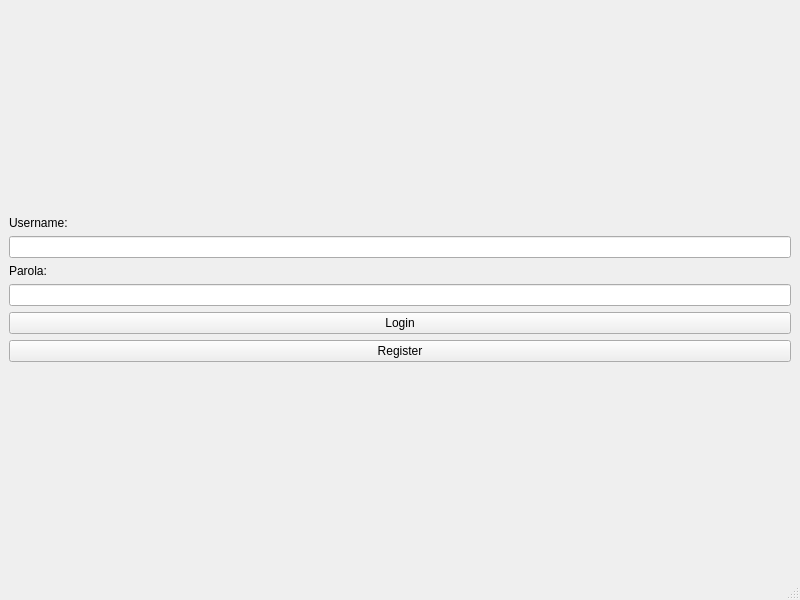
This is Client/mainwindow.ui in Denisucu1/ProjectModernCpp as Qt 5 draws it before an edit. The edited form follows.
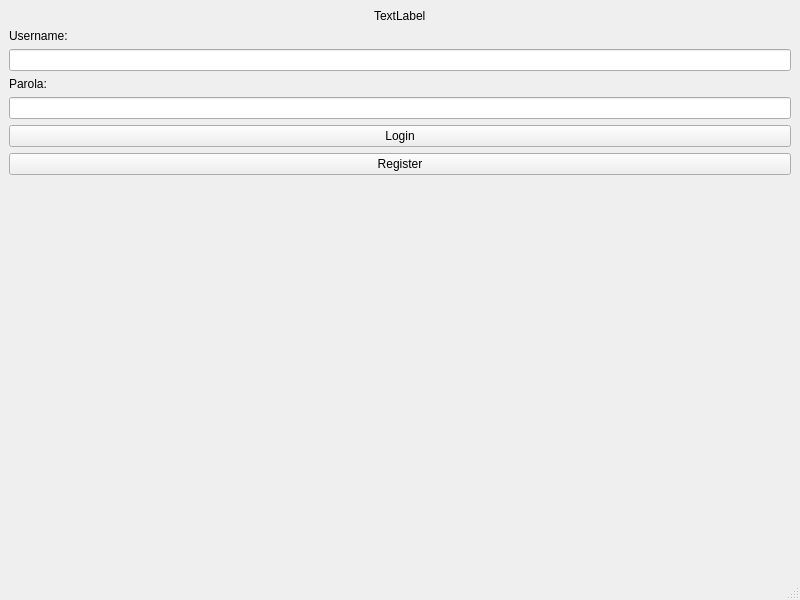
This is the edited form.

Commit message: Implement dark mode theme and add logo to login page

The edit to the form file:
```diff
--- a/Client/mainwindow.ui
+++ b/Client/mainwindow.ui
@@ -18,18 +18,15 @@
     <enum>Qt::LayoutDirection::LeftToRight</enum>
    </property>
    <layout class="QVBoxLayout" name="verticalLayout">
-    <item>
-     <spacer name="verticalSpacer">
-      <property name="orientation">
-       <enum>Qt::Orientation::Vertical</enum>
+    <item alignment="Qt::AlignmentFlag::AlignHCenter">
+     <widget class="QLabel" name="logoLabel">
+      <property name="text">
+       <string>TextLabel</string>
       </property>
-      <property name="sizeHint" stdset="0">
-       <size>
-        <width>20</width>
-        <height>40</height>
-       </size>
+      <property name="margin">
+       <number>-1</number>
       </property>
-     </spacer>
+     </widget>
     </item>
     <item>
      <widget class="QLabel" name="label">
```
The commit also changes 3 other files.
